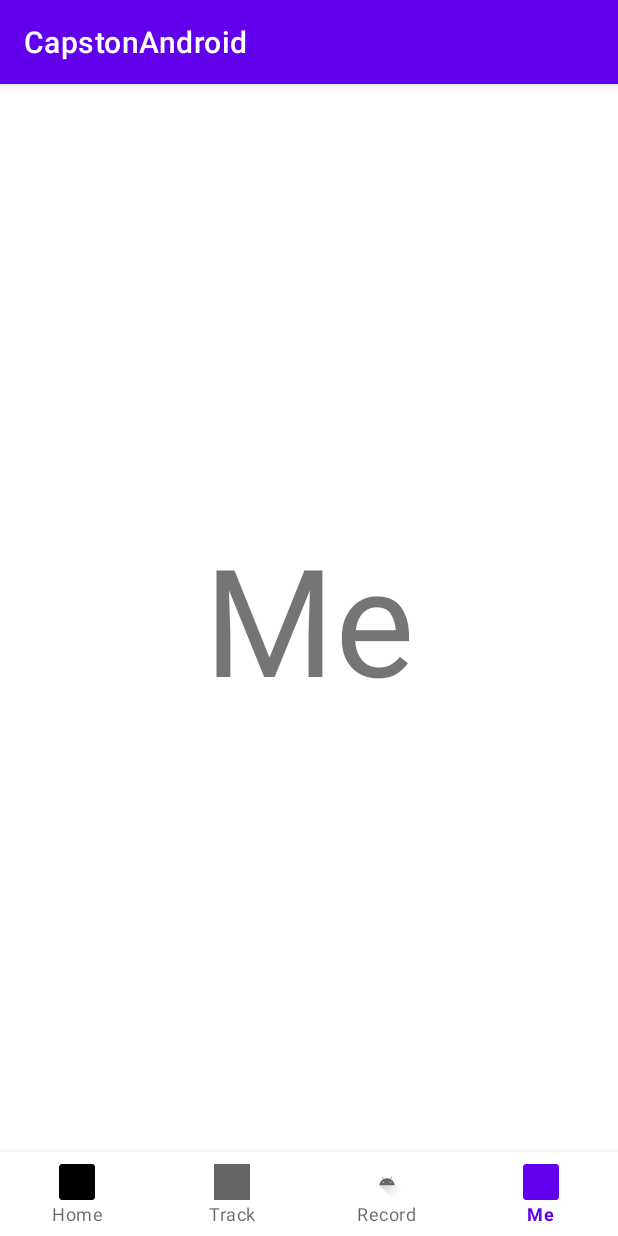
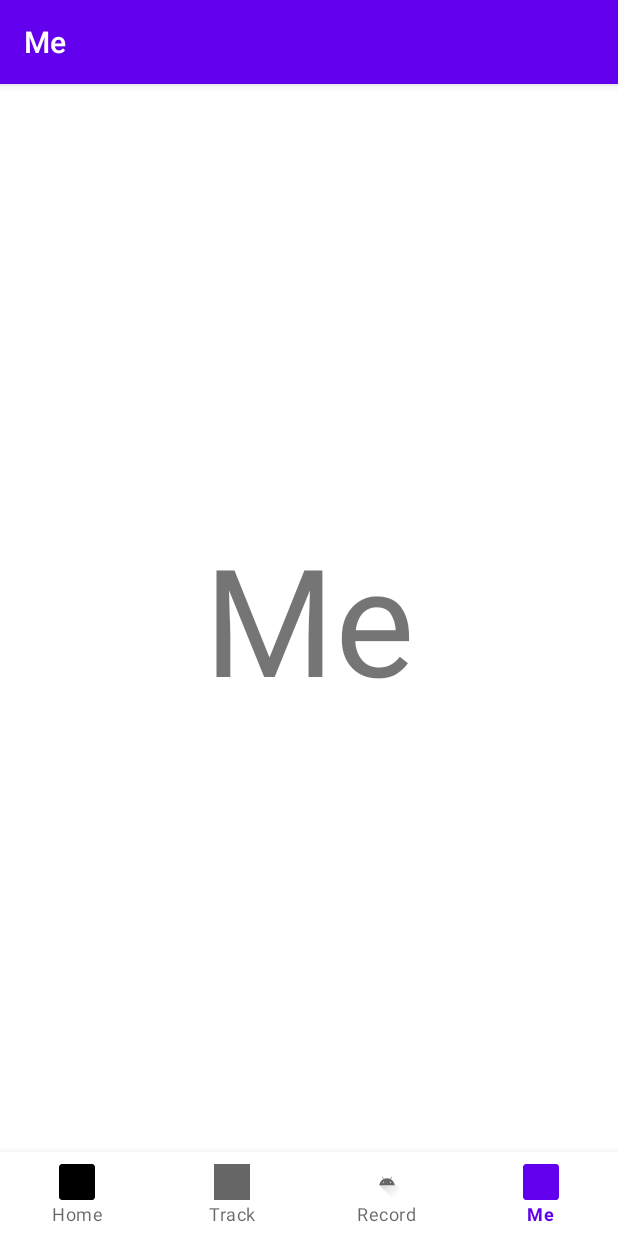
Before and after one commit to jja33705/capston_android, an Android app: the screen it shows after launch (MainActivity), item 4 of the bottom bar chosen, on a phone screen of 412 x 824 dp. Run offline under Robolectric (Android 15) with nearby library versions, the phone set to English and light mode, and no system bars; our stand-ins replace navigation-ui.

Commit message:
상단 액션바 변경 (4개)

```diff
--- a/app/src/main/java/com/example/capstonandroid/MainActivity.kt
+++ b/app/src/main/java/com/example/capstonandroid/MainActivity.kt
@@ -26,17 +26,24 @@ class MainActivity : AppCompatActivity() {
             when (it.itemId) {
                 R.id.homeFragment -> {
                     supportFragmentManager.beginTransaction().replace(R.id.fragment_container, HomeFragment()).commit()
+                    //상단 액션바 변경
+                    setTitle("Home")
                 }
                 R.id.trackFragment -> {
                     supportFragmentManager.beginTransaction().replace(R.id.fragment_container, TrackFragment()).commit()
+                    //상단 액션바 변경
+                    setTitle("Track")
                 }
                 R.id.recordActivity -> {
                     val intent: Intent = Intent(this, RecordActivity::class.java)
                     startActivity(intent)
                     return@setOnItemSelectedListener false
+
                 }
                 R.id.meFragment -> {
                     supportFragmentManager.beginTransaction().replace(R.id.fragment_container, MeFragment()).commit()
+                    //상단 액션바 변경
+                    setTitle("Me")
                 }
             }
             true
```
